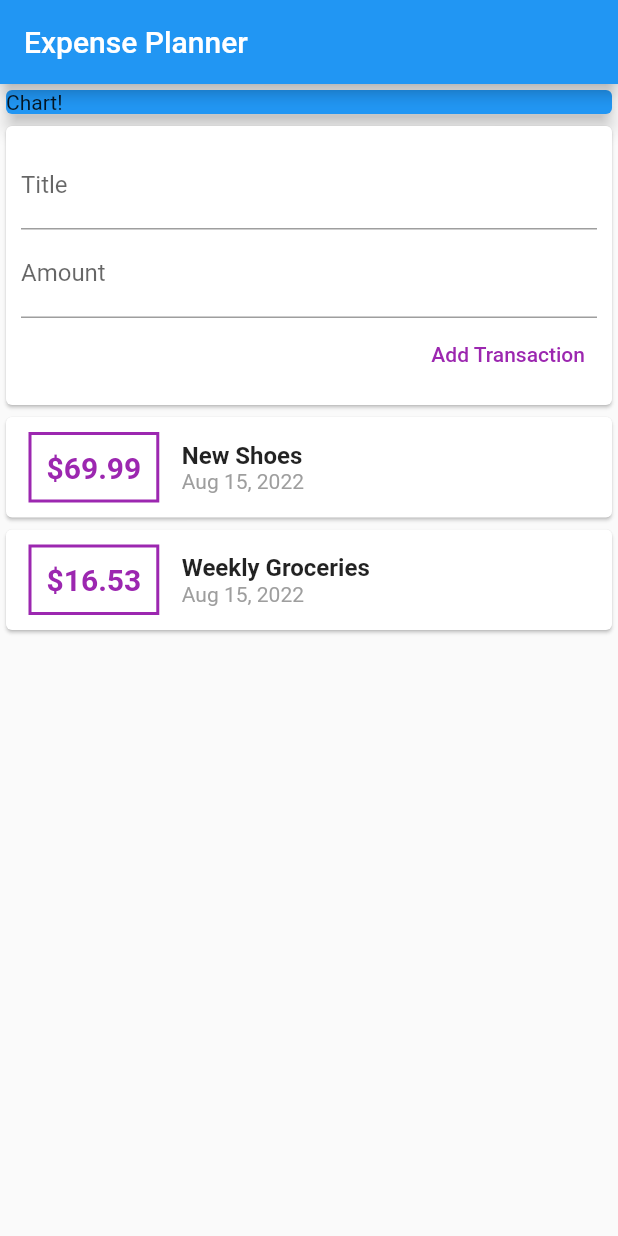
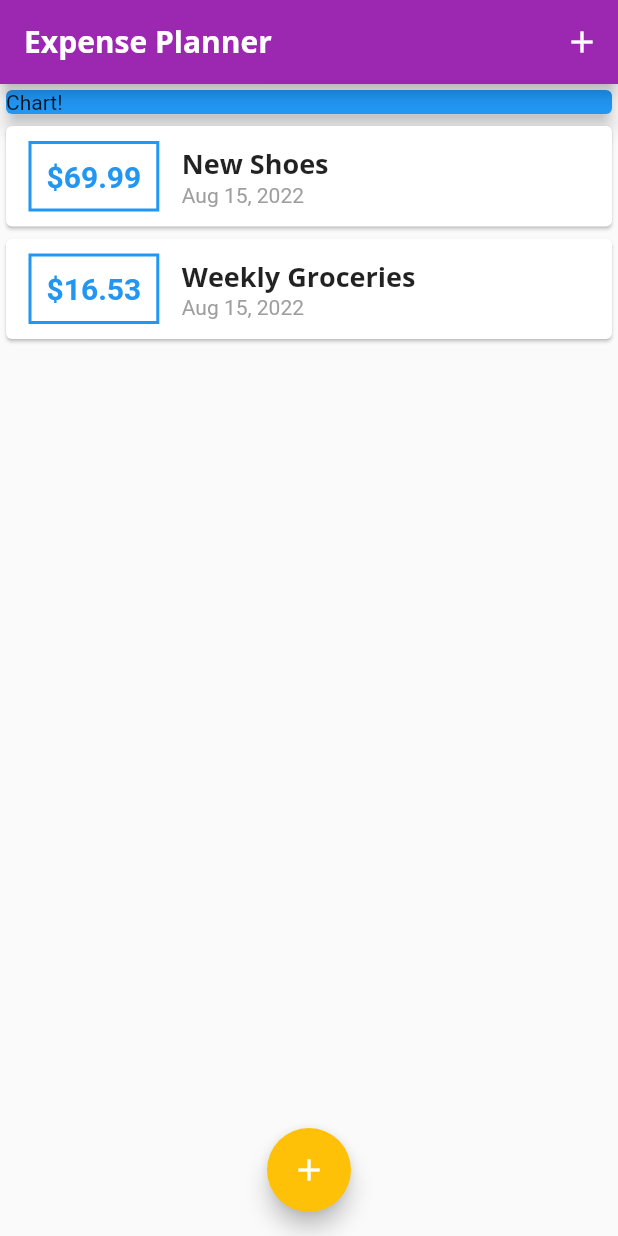
Before and after one commit to keleshteri/Expense-Planner, a Flutter app: the screen it shows after launch, on a phone screen of 412 x 824 dp. Run offline on Flutter 3.47's test engine with Material 2 defaults, Android fonts, the phone set to English and light mode, and no system bars.

Commit message:
added fonts and styles

```diff
--- a/lib/main.dart
+++ b/lib/main.dart
@@ -1,6 +1,8 @@
+import 'package:expense_planner/widgets/new_transaction.dart';
 import 'package:flutter/material.dart';
 
-import 'widgets/user_transactions.dart';
+import 'models/transaction.dart';
+import 'widgets/transaction_list.dart';
 
 void main() {
   runApp(const MyApp());
@@ -13,36 +15,100 @@ class MyApp extends StatelessWidget {
   @override
   Widget build(BuildContext context) {
     return MaterialApp(
-      title: 'Flutter Demo',
+      title: 'Expense Planner',
       theme: ThemeData(
-        primarySwatch: Colors.blue,
+        colorScheme: ColorScheme.fromSwatch(primarySwatch: Colors.purple)
+            .copyWith(secondary: Colors.amber),
+        fontFamily: 'Quicksand',
+        textTheme: ThemeData.light().textTheme.copyWith(
+              headline6: const TextStyle(
+                fontFamily: 'OpenSans',
+                fontSize: 18,
+                fontWeight: FontWeight.bold,
+              ),
+            ),
+        appBarTheme: const AppBarTheme(
+          titleTextStyle: TextStyle(
+            fontFamily: 'OpenSans',
+            fontSize: 20,
+            fontWeight: FontWeight.bold,
+          ),
+        ),
       ),
-      home: MyHomePage(),
+      home: const MyHomePage(),
     );
   }
 }
 
-class MyHomePage extends StatelessWidget {
+class MyHomePage extends StatefulWidget {
+  const MyHomePage({Key? key}) : super(key: key);
+
+  @override
+  State<MyHomePage> createState() => _MyHomePageState();
+}
+
+class _MyHomePageState extends State<MyHomePage> {
   //Transaction
 
-  // late String titleInput;
-  // late String amountInput;
-  final titleController = TextEditingController();
-  final amountController = TextEditingController();
-  MyHomePage({Key? key}) : super(key: key);
+  final List<Transaction> _userTransactions = [
+    Transaction(
+      id: 't1',
+      title: 'New Shoes',
+      amount: 69.99,
+      date: DateTime.now(),
+    ),
+    Transaction(
+      id: 't2',
+      title: 'Weekly Groceries',
+      amount: 16.53,
+      date: DateTime.now(),
+    ),
+  ];
+  void _addNewTransaction(String txTitle, double txAmount) {
+    final newTx = Transaction(
+      id: DateTime.now().toString(),
+      title: txTitle,
+      amount: txAmount,
+      date: DateTime.now(),
+    );
+    setState(() {
+      _userTransactions.add(newTx);
+    });
+  }
+
+  void _startAddNewTransaction(BuildContext ctx) {
+    showModalBottomSheet(
+      context: ctx,
+      builder: (bCtx) {
+        return GestureDetector(
+          onTap: () {},
+          behavior: HitTestBehavior.opaque,
+          child: NewTransaction(addTx: _addNewTransaction),
+        );
+      },
+    );
+  }
 
   @override
   Widget build(BuildContext context) {
     return Scaffold(
       appBar: AppBar(
-        title: const Text("Expense Planner"),
+        title: const Text(
+          "Expense Planner",
+        ),
+        actions: [
+          IconButton(
+            onPressed: () => _startAddNewTransaction(context),
+            icon: const Icon(Icons.add),
+          ),
+        ],
       ),
       body: SingleChildScrollView(
         child: Column(
           mainAxisAlignment: MainAxisAlignment.start,
           crossAxisAlignment: CrossAxisAlignment.stretch,
-          children: const [
-            SizedBox(
+          children: [
+            const SizedBox(
               width: double.infinity,
               child: Card(
                 color: Colors.blue,
@@ -50,9 +116,16 @@ class MyHomePage extends StatelessWidget {
                 child: Text('Chart!'),
               ),
             ),
-            UserTransactions(),
+            TransactionList(
+              transactions: _userTransactions,
+            ),
           ],
         ),
+      ),
+      floatingActionButtonLocation: FloatingActionButtonLocation.centerFloat,
+      floatingActionButton: FloatingActionButton(
+        child: const Icon(Icons.add),
+        onPressed: () => _startAddNewTransaction(context),
       ),
     );
   }
--- a/lib/widgets/new_transaction.dart
+++ b/lib/widgets/new_transaction.dart
@@ -1,9 +1,16 @@
 import 'package:flutter/material.dart';
 
-class NewTransaction extends StatelessWidget {
-  NewTransaction({Key? key, required this.addTx}) : super(key: key);
+class NewTransaction extends StatefulWidget {
+  const NewTransaction({Key? key, required this.addTx}) : super(key: key);
   final Function addTx;
+
+  @override
+  State<NewTransaction> createState() => _NewTransactionState();
+}
+
+class _NewTransactionState extends State<NewTransaction> {
   final titleController = TextEditingController();
+
   final amountController = TextEditingController();
 
   void submitData() {
@@ -13,10 +20,12 @@ class NewTransaction extends StatelessWidget {
     if (enteredTitle.isEmpty || enteredAmount <= 0) {
       return;
     }
-    addTx(
+    widget.addTx(
       enteredTitle,
       enteredAmount,
     );
+
+    Navigator.of(context).pop();
   }
 
   @override
--- a/lib/widgets/transaction_list.dart
+++ b/lib/widgets/transaction_list.dart
@@ -23,16 +23,16 @@ class TransactionList extends StatelessWidget {
                       const EdgeInsets.symmetric(vertical: 10, horizontal: 15),
                   decoration: BoxDecoration(
                       border: Border.all(
-                    color: Colors.purple,
+                    color: Theme.of(context).primaryColor,
                     width: 2,
                   )),
                   padding: const EdgeInsets.all(10),
                   child: Text(
                     '\$${transactions[index].amount.toStringAsFixed(2)}',
-                    style: const TextStyle(
+                    style: TextStyle(
                       fontWeight: FontWeight.bold,
                       fontSize: 20,
-                      color: Colors.purple,
+                      color: Theme.of(context).primaryColor,
                     ),
                   ),
                 ),
@@ -41,8 +41,7 @@ class TransactionList extends StatelessWidget {
                   children: [
                     Text(
                       transactions[index].title,
-                      style: const TextStyle(
-                          fontSize: 16, fontWeight: FontWeight.bold),
+                      style: Theme.of(context).textTheme.headline6,
                     ),
                     Text(
                       DateFormat.yMMMd().format(transactions[index].date),
--- a/lib/widgets/user_transactions.dart
+++ /dev/null
@@ -1,54 +0,0 @@
-import 'package:flutter/material.dart';
-
-import '../models/transaction.dart';
-import 'new_transaction.dart';
-import 'transaction_list.dart';
-
-class UserTransactions extends StatefulWidget {
-  const UserTransactions({Key? key}) : super(key: key);
-
-  @override
-  State<UserTransactions> createState() => _UserTransactionsState();
-}
-
-class _UserTransactionsState extends State<UserTransactions> {
-  final List<Transaction> _userTransactions = [
-    Transaction(
-      id: 't1',
-      title: 'New Shoes',
-      amount: 69.99,
-      date: DateTime.now(),
-    ),
-    Transaction(
-      id: 't2',
-      title: 'Weekly Groceries',
-      amount: 16.53,
-      date: DateTime.now(),
-    ),
-  ];
-  void _addNewTransaction(String txTitle, double txAmount) {
-    final newTx = Transaction(
-      id: DateTime.now().toString(),
-      title: txTitle,
-      amount: txAmount,
-      date: DateTime.now(),
-    );
-    setState(() {
-      _userTransactions.add(newTx);
-    });
-  }
-
-  @override
-  Widget build(BuildContext context) {
-    return Column(
-      children: [
-        NewTransaction(
-          addTx: _addNewTransaction,
-        ),
-        TransactionList(
-          transactions: _userTransactions,
-        ),
-      ],
-    );
-  }
-}
```
Also changed, not shown: pubspec.yaml (+12 -12 lines), assets/fonts/OpenSans-Bold.ttf (added), assets/fonts/OpenSans-Regular.ttf (added), assets/fonts/Quicksand-Bold.ttf (added), assets/fonts/Quicksand-Light.ttf (added), assets/fonts/Quicksand-Medium.ttf (added), assets/fonts/Quicksand-Regular.ttf (added).
